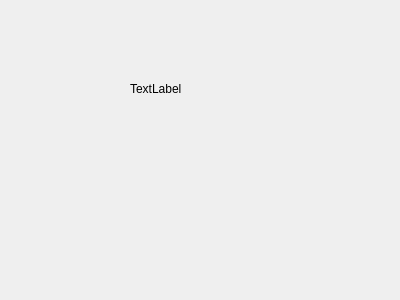
Before: the Qt Designer form timer.ui in obsnomad/fancy-timer, drawn with Qt 5.
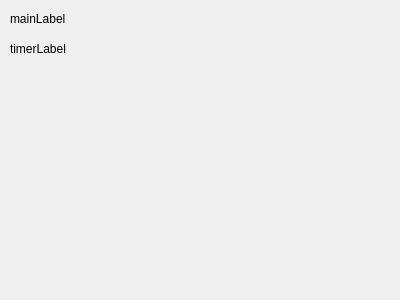
After: the same form once the commit is applied.

Commit message: Main jobs in timer functionality

```diff
--- a/timer.ui
+++ b/timer.ui
@@ -16,14 +16,27 @@
   <widget class="QLabel" name="mainLabel">
    <property name="geometry">
     <rect>
-     <x>130</x>
-     <y>80</y>
-     <width>67</width>
+     <x>10</x>
+     <y>10</y>
+     <width>90</width>
      <height>17</height>
     </rect>
    </property>
    <property name="text">
-    <string>TextLabel</string>
+    <string>mainLabel</string>
+   </property>
+  </widget>
+  <widget class="QLabel" name="timerLabel">
+   <property name="geometry">
+    <rect>
+     <x>10</x>
+     <y>40</y>
+     <width>90</width>
+     <height>17</height>
+    </rect>
+   </property>
+   <property name="text">
+    <string>timerLabel</string>
    </property>
   </widget>
  </widget>
```
The commit also changes 5 other files.
